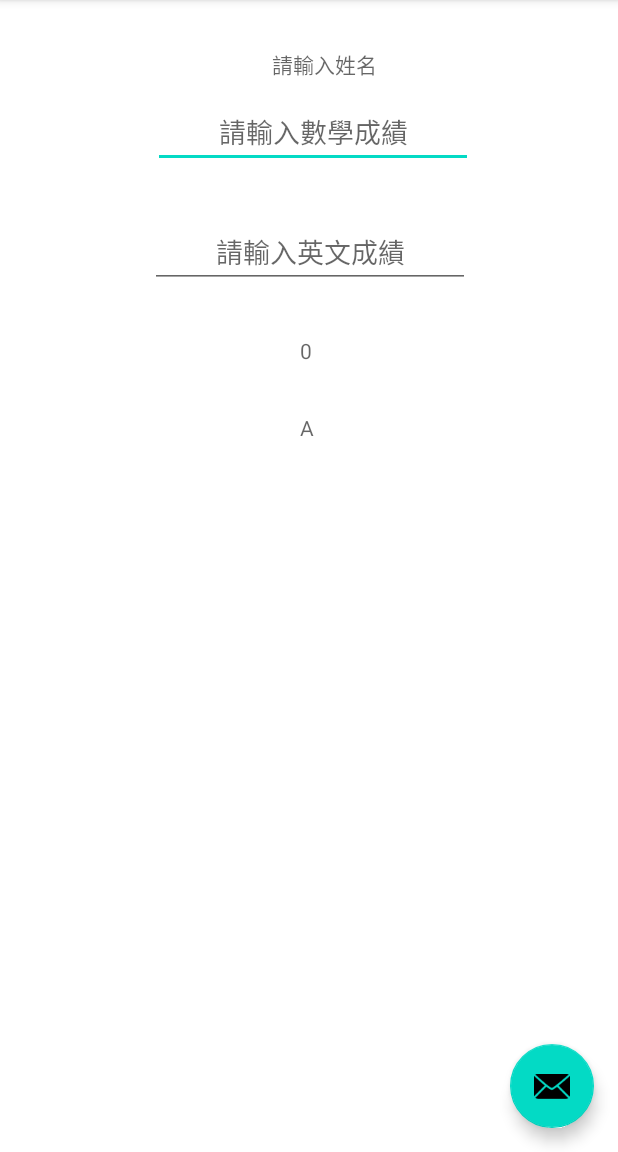
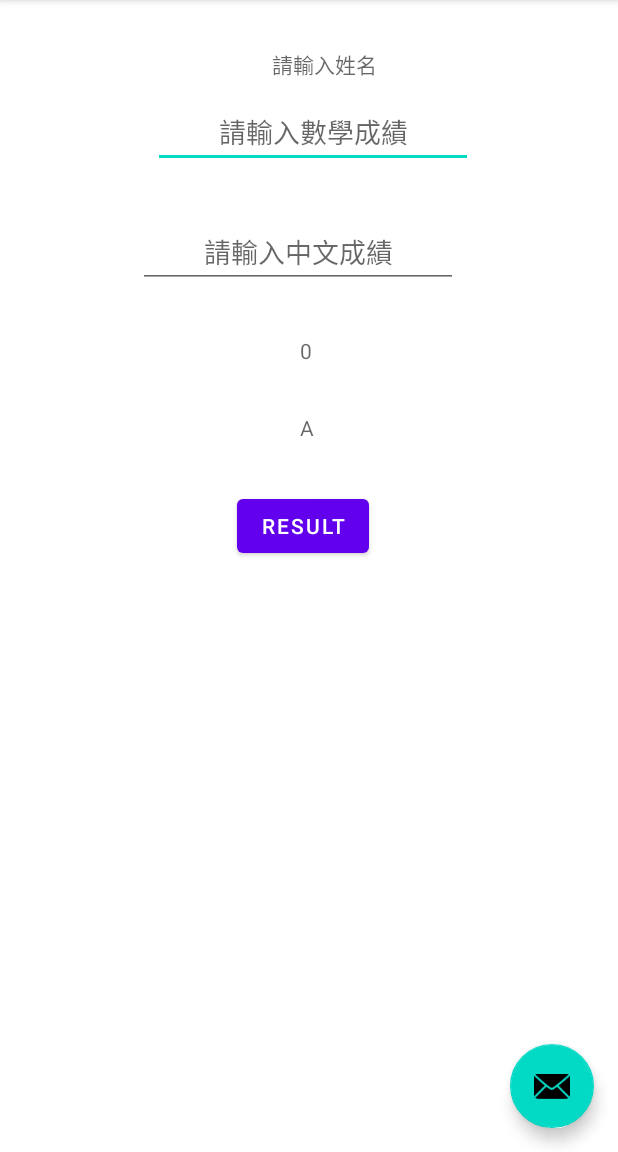
Before and after one commit to LinShuHung/Student_Material, an Android app: the screen it shows after launch (MainActivity), on a phone screen of 412 x 824 dp, the part 84-1236 px from its top. Run offline under Robolectric (Android 15) with nearby library versions, the phone set to English and light mode, and no system bars; our stand-ins replace navigation-ui.

Commit message:
add function go get average and grade

```diff
--- a/app/src/main/res/layout/content_main.xml
+++ b/app/src/main/res/layout/content_main.xml
@@ -2,7 +2,7 @@
 <androidx.constraintlayout.widget.ConstraintLayout xmlns:android="http://schemas.android.com/apk/res/android"
     xmlns:app="http://schemas.android.com/apk/res-auto"
     xmlns:tools="http://schemas.android.com/tools"
-    android:id="@+id/english"
+    android:id="@+id/eng"
     android:layout_width="match_parent"
     android:layout_height="match_parent"
     app:layout_behavior="@string/appbar_scrolling_view_behavior">
@@ -32,21 +32,6 @@
         app:layout_constraintStart_toStartOf="parent"
         app:layout_constraintTop_toTopOf="@+id/name" />
 
-    <EditText
-        android:id="@+id/english"
-        android:layout_width="wrap_content"
-        android:layout_height="wrap_content"
-        android:layout_marginStart="100dp"
-        android:layout_marginTop="32dp"
-        android:ems="10"
-        android:gravity="center_horizontal"
-        android:hint="請輸入英文成績"
-        android:inputType="number"
-        android:minHeight="48dp"
-        app:layout_constraintStart_toStartOf="parent"
-        app:layout_constraintTop_toBottomOf="@+id/math"
-        tools:ignore="DuplicateIds" />
-
     <TextView
         android:id="@+id/average"
         android:layout_width="wrap_content"
@@ -56,7 +41,7 @@
         android:gravity="center_horizontal"
         android:hint="0"
         app:layout_constraintStart_toStartOf="parent"
-        app:layout_constraintTop_toBottomOf="@+id/english" />
+        app:layout_constraintTop_toBottomOf="@+id/chinese" />
 
     <TextView
         android:id="@+id/grade"
@@ -68,4 +53,30 @@
         android:hint="A"
         app:layout_constraintStart_toStartOf="parent"
         app:layout_constraintTop_toBottomOf="@+id/average" />
+
+    <Button
+        android:id="@+id/result"
+        android:layout_width="wrap_content"
+        android:layout_height="wrap_content"
+        android:layout_marginStart="158dp"
+        android:layout_marginTop="32dp"
+        android:onClick="result"
+        android:text="Result"
+        app:layout_constraintStart_toStartOf="parent"
+        app:layout_constraintTop_toBottomOf="@+id/grade" />
+
+    <EditText
+        android:id="@+id/chinese"
+        android:layout_width="wrap_content"
+        android:layout_height="wrap_content"
+        android:layout_marginStart="92dp"
+        android:layout_marginTop="32dp"
+        android:ems="10"
+        android:gravity="center_horizontal"
+        android:hint="請輸入中文成績"
+        android:inputType="number"
+        android:minHeight="48dp"
+        app:layout_constraintStart_toStartOf="parent"
+        app:layout_constraintTop_toBottomOf="@+id/math" />
+
 </androidx.constraintlayout.widget.ConstraintLayout>
```
Also changed, not shown: app/src/main/java/com/suhun/student/MainActivity.kt (+11 -0 lines), app/src/main/java/com/suhun/student/Student.kt (added, +15 -0 lines).
